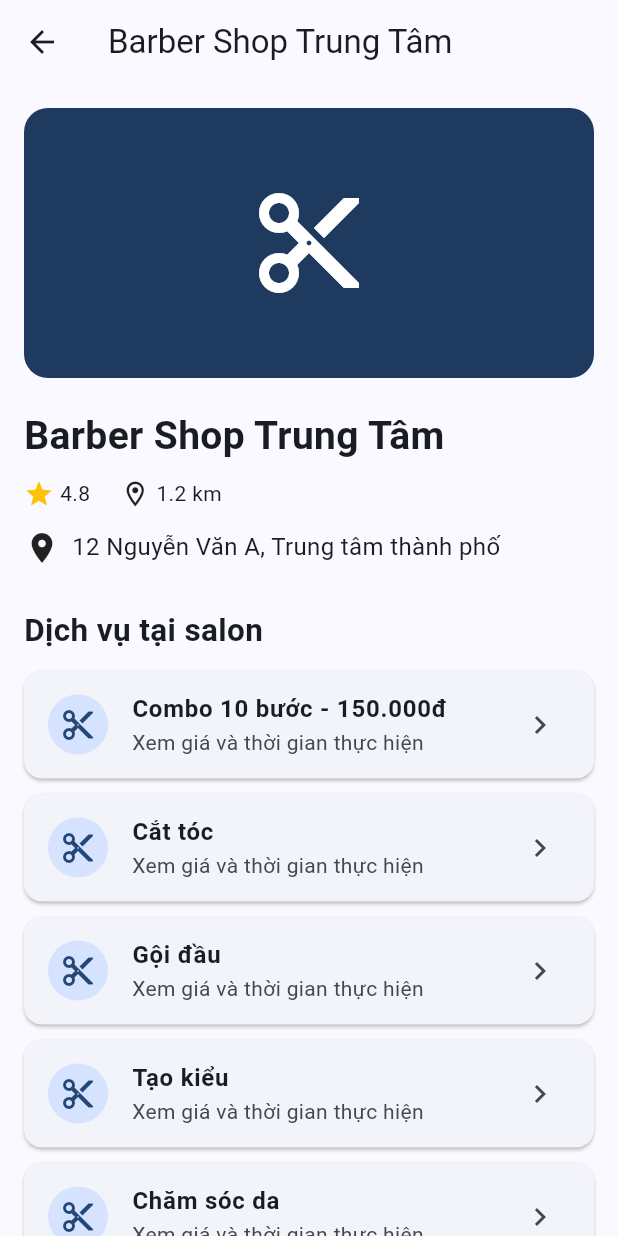
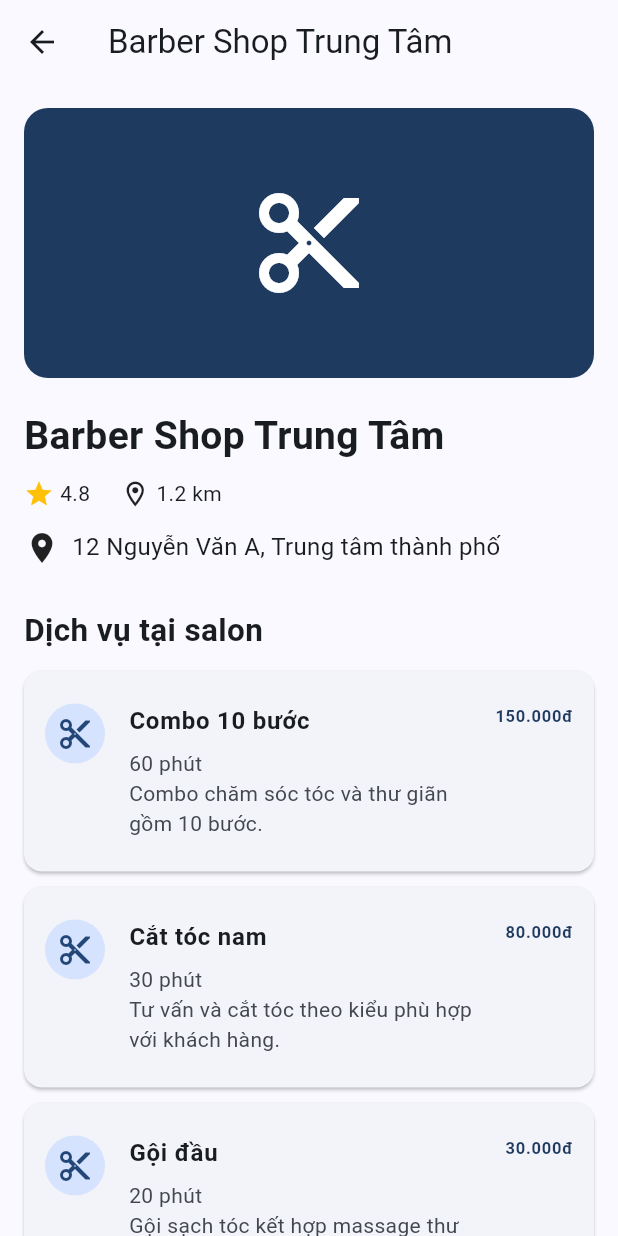
Before and after one commit to venusconan123/beauty_booking_flutter, a Flutter app: the screen it shows after launch, after a tap on "Barber Shop Trung Tâm", on a phone screen of 412 x 824 dp. Run offline on Flutter 3.47's test engine with Material 3 defaults, Android fonts, the phone set to English and light mode, and no system bars.

```diff
--- /dev/null
+++ b/lib/models/hair_service.dart
@@ -0,0 +1,15 @@
+class HairService {
+  final String id;
+  final String name;
+  final int price;
+  final int durationMinutes;
+  final String description;
+
+  const HairService({
+    required this.id,
+    required this.name,
+    required this.price,
+    required this.durationMinutes,
+    required this.description,
+  });
+}
--- a/lib/models/salon.dart
+++ b/lib/models/salon.dart
@@ -1,10 +1,12 @@
+import 'hair_service.dart';
+
 class Salon {
   final String id;
   final String name;
   final String address;
   final double distance;
   final double rating;
-  final List<String> services;
+  final List<HairService> services;
 
   const Salon({
     required this.id,
--- a/lib/screens/salon_detail_screen.dart
+++ b/lib/screens/salon_detail_screen.dart
@@ -88,19 +88,31 @@ class SalonDetailScreen extends StatelessWidget {
   (service) => Card(
     margin: const EdgeInsets.only(bottom: 10),
     child: ListTile(
+      contentPadding: const EdgeInsets.all(14),
       leading: const CircleAvatar(
         child: Icon(Icons.content_cut),
       ),
       title: Text(
-                  service,
+        service.name,
         style: const TextStyle(
           fontWeight: FontWeight.w600,
         ),
       ),
-                subtitle: const Text(
-                  'Xem giá và thời gian thực hiện',
+      subtitle: Padding(
+        padding: const EdgeInsets.only(top: 6),
+        child: Text(
+          '${service.durationMinutes} phút\n'
+          '${service.description}',
         ),
-                trailing: const Icon(Icons.chevron_right),
+      ),
+      isThreeLine: true,
+      trailing: Text(
+        '${service.price ~/ 1000}.000đ',
+        style: const TextStyle(
+          fontWeight: FontWeight.bold,
+          color: Color(0xFF1E3A5F),
+        ),
+      ),
     ),
   ),
 ),
```
Also changed, not shown: lib/data/sample_salons.dart (+76 -29 lines). Lines whose indentation alone changed are shown as unchanged.
